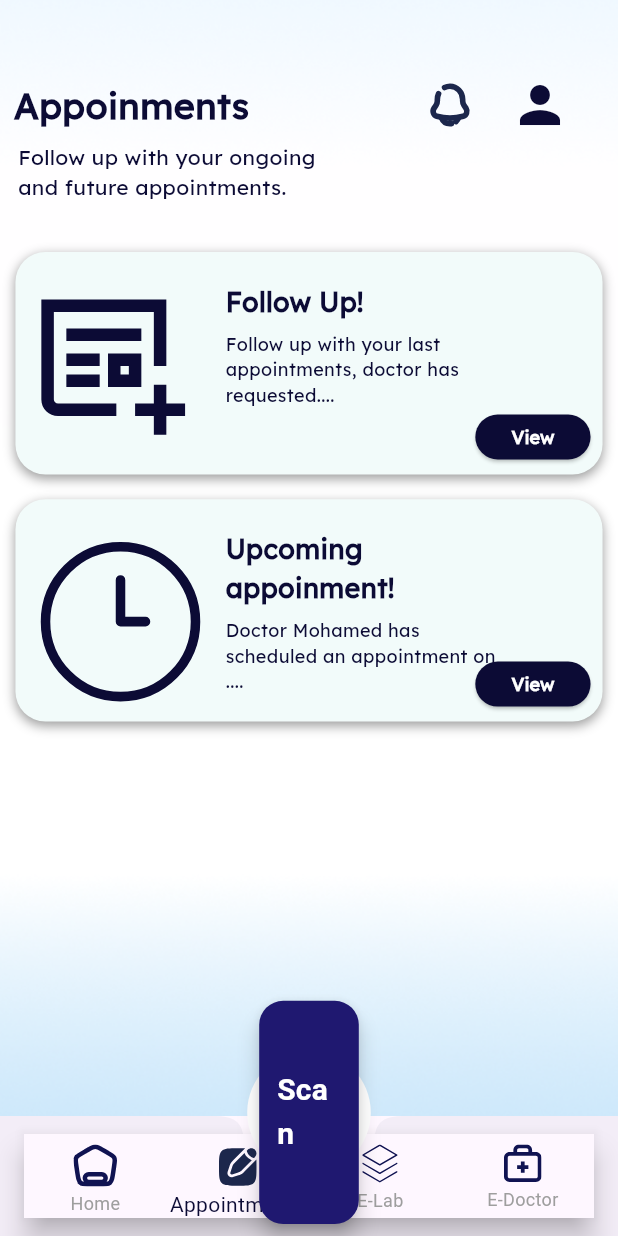
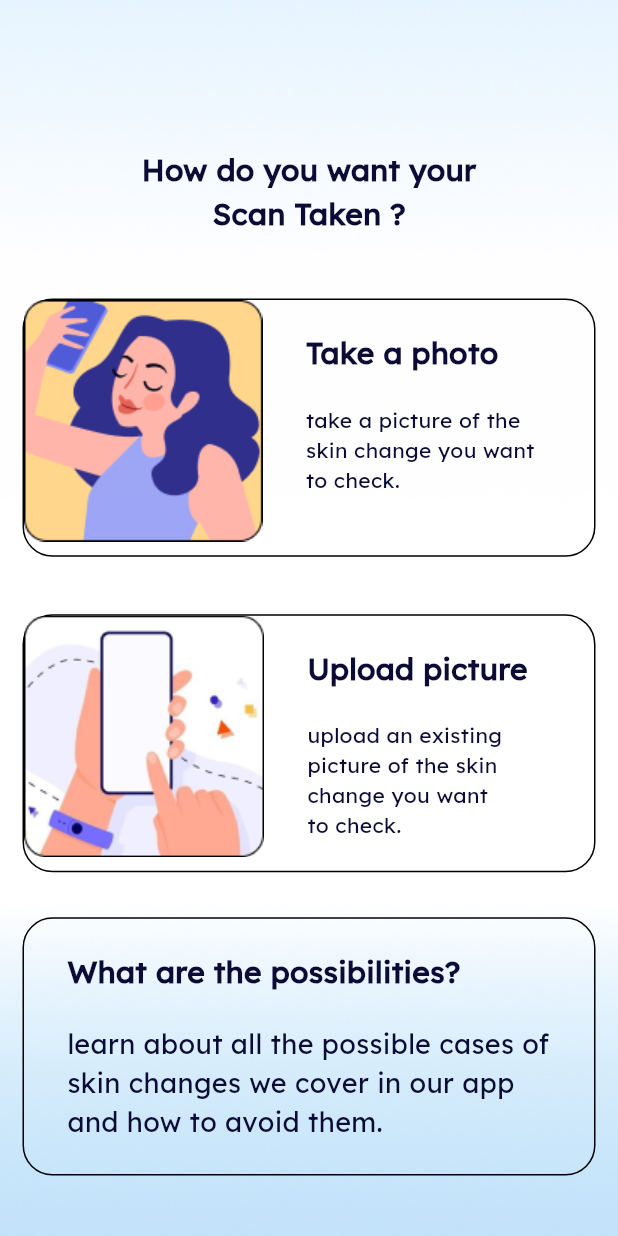
Before and after one commit to maryamyasserr/DermaByte, a Flutter app: the screen it shows after launch, item 2 of the bottom bar chosen, after a tap on "Scan", on a phone screen of 412 x 824 dp. Run offline on Flutter 3.47's test engine with Material 3 defaults, Android fonts, the light colour scheme and no system bars; our stand-ins replace flutter_svg, go_router, google_fonts, image_picker.

Commit message:
Finish Scan Feature

```diff
--- a/lib/Core/Widgets/custom_screen.dart
+++ b/lib/Core/Widgets/custom_screen.dart
@@ -1,12 +1,14 @@
 import 'package:dermabyte/Core/utils/assets.dart';
 import 'package:dermabyte/Core/utils/colors.dart';
 import 'package:dermabyte/Core/utils/font_styels.dart';
+import 'package:dermabyte/Core/utils/routes.dart';
 import 'package:dermabyte/Features/Appoinments/View/appoinments_view.dart';
 import 'package:dermabyte/Features/E-doctor/View/edoctor_view.dart';
 import 'package:dermabyte/Features/E-lab/View/elab_view.dart';
 import 'package:dermabyte/Features/Home/View/home_view.dart';
 import 'package:flutter/material.dart';
 import 'package:flutter_svg/flutter_svg.dart';
+import 'package:go_router/go_router.dart';
 
 class CustomScreen extends StatefulWidget {
   const CustomScreen({Key? key}) : super(key: key);
@@ -53,7 +55,9 @@ class _CustomScreenState extends State<CustomScreen> {
           onPressed: () {},
           // ignore: sort_child_properties_last
           child: TextButton(
-            onPressed: () {},
+            onPressed: () {
+              GoRouter.of(context).push(AppRoutes.kScanWaysView);
+            },
             child: Text(
               'Scan',
               style: Styels.textStylee20_700,
--- a/lib/Core/utils/assets.dart
+++ b/lib/Core/utils/assets.dart
@@ -27,4 +27,7 @@ class Assets {
   static const kManIcon = 'assets/images/man_icon.svg';
   static const kWomanIcon = 'assets/images/woman_icon.svg';
   static const kAddIcon = 'assets/images/add_icon.svg';
+  static const kTakePhoto = 'assets/images/take_photo.png';
+  static const kUploadPhoto = 'assets/images/upload_photo.png';
+  static const kCameraIcon = 'assets/images/camera_icon.svg';
 }
--- a/lib/Core/utils/routes.dart
+++ b/lib/Core/utils/routes.dart
@@ -11,6 +11,8 @@ import 'package:dermabyte/Features/E-lab/View/lab_reservation_view.dart';
 import 'package:dermabyte/Features/E-lab/View/scan_view.dart';
 import 'package:dermabyte/Features/Home/View/home_view.dart';
 import 'package:dermabyte/Features/Profile/View/profile_view.dart';
+import 'package:dermabyte/Features/Scan/View/camera_view.dart';
+import 'package:dermabyte/Features/Scan/View/scan_ways_view.dart';
 import 'package:dermabyte/Features/Splash/View/intro_view.dart';
 import 'package:dermabyte/Features/Splash/View/splash_view.dart';
 import 'package:go_router/go_router.dart';
@@ -30,6 +32,8 @@ abstract class AppRoutes {
   static String kScanView = '/ScanView';
   static String kLabReservationView = '/LabReservationView';
   static String kDoctorReservationView = '/DoctorReservationView';
+  static String kScanWaysView = '/ScanWaysView';
+  static String kCameraView = '/CameraView';
 
 
   static final router = GoRouter(routes: [
@@ -48,5 +52,7 @@ abstract class AppRoutes {
     GoRoute(path: kScanView, builder: (context, state) => const ScanView()),
     GoRoute(path: kLabReservationView, builder: (context, state) => const LabReservationView()),
     GoRoute(path: kDoctorReservationView, builder: (context, state) => const DoctorReservationView()),
+    GoRoute(path: kScanWaysView, builder: (context, state) => const ScanWaysView()),
+    GoRoute(path: kCameraView, builder: (context, state) => const CameraView()),
   ]);
 }
--- a/lib/Features/E-lab/View/Widgets/lab_service_item.dart
+++ b/lib/Features/E-lab/View/Widgets/lab_service_item.dart
@@ -4,6 +4,7 @@ import 'package:dermabyte/Features/E-lab/Data/lab_service_data.dart';
 import 'package:flutter/material.dart';
 import 'package:flutter_svg/flutter_svg.dart';
 
+// ignore: must_be_immutable
 class LabServiceItem extends StatelessWidget {
   LabServiceItem({super.key, required this.labServiceData});
   LabServiceData labServiceData;
--- a/lib/Features/E-lab/View/Widgets/scan_view_body.dart
+++ b/lib/Features/E-lab/View/Widgets/scan_view_body.dart
@@ -4,6 +4,7 @@ import 'package:dermabyte/Features/E-lab/Data/lab_service_data.dart';
 import 'package:dermabyte/Features/E-lab/View/Widgets/lab_service_item.dart';
 import 'package:flutter/material.dart';
 
+// ignore: must_be_immutable
 class ScanViewBody extends StatelessWidget {
   var serviceList = LabServiceData.labServices();
   ScanViewBody({
--- /dev/null
+++ b/lib/Features/Scan/View/Widgets/custom_scan_widget.dart
@@ -0,0 +1,48 @@
+import 'package:dermabyte/Core/utils/font_styels.dart';
+import 'package:flutter/material.dart';
+
+// ignore: must_be_immutable
+class CustomScanWidget extends StatelessWidget {
+  String? image;
+  String title, subTitle;
+  CustomScanWidget(
+      {super.key, this.image, required this.title, required this.subTitle});
+
+  @override
+  Widget build(BuildContext context) {
+    var mediaQuery = MediaQuery.of(context).size;
+    return Padding(
+      padding: const EdgeInsets.all(15.0),
+      child: Container(
+        height: mediaQuery.height * 0.2089,
+        decoration: BoxDecoration(
+          borderRadius: BorderRadius.circular(20),
+          border: Border.all(color: Colors.black),
+        ),
+        child: Row(children: [
+          Column(
+            children: [
+              Image.asset(image?? ''),
+            ],
+          ),
+          SizedBox(width: mediaQuery.width * 0.07),
+          Column(
+            crossAxisAlignment: CrossAxisAlignment.start,
+            children: [
+              SizedBox(height: mediaQuery.height * 0.025),
+              Text(
+                title,
+                style: Styels.textStyle20_700,
+              ),
+              SizedBox(height: mediaQuery.height * 0.025),
+              Text(
+                subTitle,
+                style: Styels.textStyle16_400.copyWith(fontSize: 14),
+              ),
+            ],
+          )
+        ]),
+      ),
+    );
+  }
+}
--- /dev/null
+++ b/lib/Features/Scan/View/Widgets/scan_ways_view_body.dart
@@ -0,0 +1,104 @@
+import 'package:dermabyte/Core/utils/assets.dart';
+import 'package:dermabyte/Core/utils/font_styels.dart';
+import 'package:dermabyte/Core/utils/routes.dart';
+import 'package:dermabyte/Features/Scan/View/Widgets/custom_scan_widget.dart';
+import 'package:dermabyte/Features/Scan/View/Widgets/scan_progress_view_body.dart';
+import 'package:flutter/material.dart';
+import 'package:go_router/go_router.dart';
+import 'package:image_picker/image_picker.dart';
+
+class ScanWaysViewBody extends StatefulWidget {
+  const ScanWaysViewBody({super.key});
+
+  @override
+  State<ScanWaysViewBody> createState() => _ScanWaysViewBodyState();
+}
+
+class _ScanWaysViewBodyState extends State<ScanWaysViewBody> {
+  Future<void> uploadPicture() async {
+    final picker = ImagePicker();
+    final pickedFile = await picker.pickImage(source: ImageSource.gallery);
+
+    if (pickedFile != null) {
+      // ignore: use_build_context_synchronously
+      Navigator.push(context,MaterialPageRoute(
+          builder: (context) => ScanProgressViewBody(imagePath: pickedFile.path),
+        ),
+      );
+    }
+  }
+
+  @override
+  Widget build(BuildContext context) {
+    var mediaQuery = MediaQuery.of(context).size;
+    return Container(
+      width: double.infinity,
+      decoration: const BoxDecoration(
+        image: DecorationImage(
+          image: AssetImage(Assets.kBackground),
+          fit: BoxFit.fill,
+        ),
+      ),
+      child: Column(children: [
+        SizedBox(height: mediaQuery.height * 0.12),
+        Text(
+          'How do you want your',
+          style: Styels.textStyle20_700,
+        ),
+        Text(
+          'Scan Taken ?',
+          style: Styels.textStyle20_700,
+        ),
+        SizedBox(height: mediaQuery.height * 0.033),
+        GestureDetector(
+          onTap: (){
+            GoRouter.of(context).push(AppRoutes.kCameraView);
+          },
+          child: CustomScanWidget(
+            image: Assets.kTakePhoto,
+            title: 'Take a photo',
+            subTitle: 'take a picture of the\nskin change you want\nto check.',
+          ),
+        ),
+        SizedBox(height: mediaQuery.height * 0.01),
+        GestureDetector(
+          onTap: uploadPicture,
+          child: CustomScanWidget(
+            image: Assets.kUploadPhoto,
+            title: 'Upload picture',
+            subTitle:
+                'upload an existing\npicture of the skin\nchange you want\nto check.',
+          ),
+        ),
+        Padding(
+          padding: const EdgeInsets.all(15.0),
+          child: Container(
+            height: mediaQuery.height * 0.2089,
+            decoration: BoxDecoration(
+              borderRadius: BorderRadius.circular(20),
+              border: Border.all(color: Colors.black),
+            ),
+            child: Row(children: [
+              SizedBox(width: mediaQuery.width * 0.07),
+              Column(
+                crossAxisAlignment: CrossAxisAlignment.start,
+                children: [
+                  SizedBox(height: mediaQuery.height * 0.025),
+                  Text(
+                    'What are the possibilities?',
+                    style: Styels.textStyle20_700,
+                  ),
+                  SizedBox(height: mediaQuery.height * 0.025),
+                  Text(
+                    'learn about all the possible cases of\nskin changes we cover in our app\nand how to avoid them.',
+                    style: Styels.textStyle18_400,
+                  ),
+                ],
+              )
+            ]),
+          ),
+        )
+      ]),
+    );
+  }
+}
--- /dev/null
+++ b/lib/Features/Scan/View/scan_ways_view.dart
@@ -0,0 +1,13 @@
+import 'package:dermabyte/Features/Scan/View/Widgets/scan_ways_view_body.dart';
+import 'package:flutter/material.dart';
+
+class ScanWaysView extends StatelessWidget {
+  const ScanWaysView({super.key});
+
+  @override
+  Widget build(BuildContext context) {
+    return const Scaffold(
+      body: ScanWaysViewBody(),
+    );
+  }
+}
--- a/pubspec.yaml
+++ b/pubspec.yaml
@@ -35,6 +35,7 @@ dependencies:
   font_awesome_flutter: ^10.6.0
   go_router: ^12.1.1
   google_fonts: ^6.1.0
+  image_picker: ^1.0.4
 
 dev_dependencies:
   flutter_lints: ^2.0.0
```
Also changed, not shown: lib/Features/Scan/View/Widgets/camera_view_body.dart (added, +128 -0 lines), lib/Features/Scan/View/Widgets/scan_progress_view_body.dart (added, +172 -0 lines), lib/Features/Scan/View/camera_view.dart (added, +13 -0 lines), lib/Features/Scan/View/scan_progress_view.dart (added, +15 -0 lines), assets/images/camera_icon.svg (added), assets/images/take_photo.png (added), assets/images/upload_photo.png (added), pubspec.lock, 5 other files.
